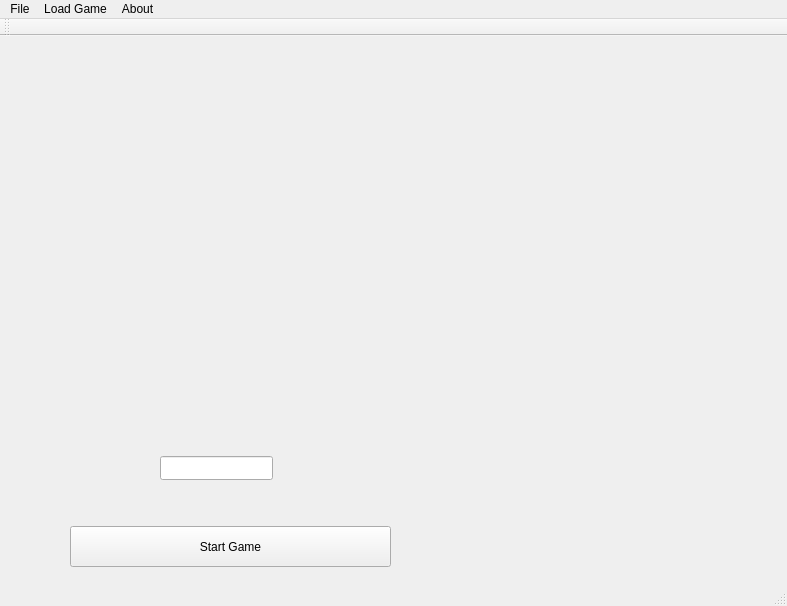
Bananz0/Sudoku-Solver, file mainwindow.ui: the form before one commit.
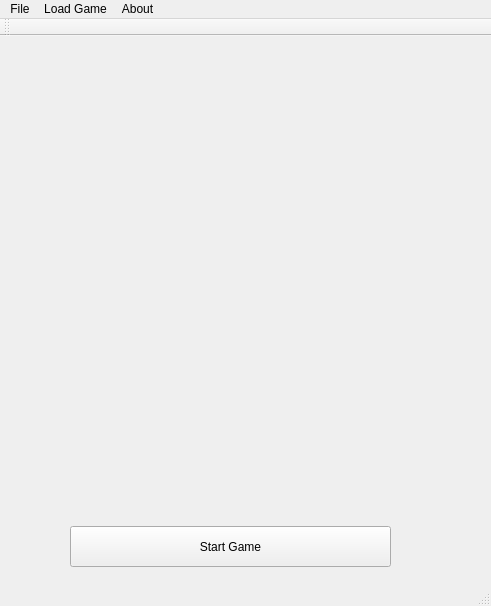
The form after the commit. Icons and pictures are not drawn.

Commit message: efeaefaeawffweafwa ef efawe

The edit to the form file:
```diff
--- a/mainwindow.ui
+++ b/mainwindow.ui
@@ -6,7 +6,7 @@
    <rect>
     <x>0</x>
     <y>0</y>
-    <width>787</width>
+    <width>491</width>
     <height>606</height>
    </rect>
   </property>
@@ -27,16 +27,6 @@
      <string>Start Game</string>
     </property>
    </widget>
-   <widget class="QLineEdit" name="lineEdit">
-    <property name="geometry">
-     <rect>
-      <x>160</x>
-      <y>420</y>
-      <width>113</width>
-      <height>24</height>
-     </rect>
-    </property>
-   </widget>
   </widget>
   <widget class="QStatusBar" name="statusBar"/>
   <widget class="QMenuBar" name="menuBar">
@@ -44,7 +34,7 @@
     <rect>
      <x>0</x>
      <y>0</y>
-     <width>787</width>
+     <width>491</width>
      <height>21</height>
     </rect>
    </property>
```
